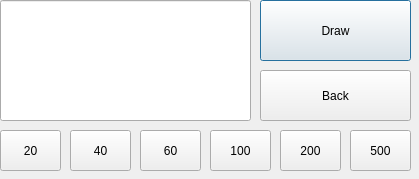
Qt form bankautomat/drawmoney.ui (banksimul2022/group14) before a commit.
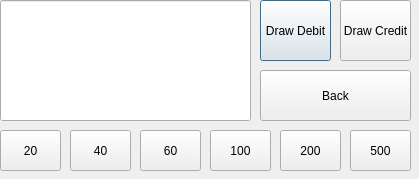
The same form after that commit.

What changed in the file:
```diff
--- a/bankautomat/drawmoney.ui
+++ b/bankautomat/drawmoney.ui
@@ -18,12 +18,12 @@
     <rect>
      <x>260</x>
      <y>0</y>
-     <width>151</width>
+     <width>71</width>
      <height>61</height>
     </rect>
    </property>
    <property name="text">
-    <string>Draw</string>
+    <string>Draw Debit</string>
    </property>
   </widget>
   <widget class="QPushButton" name="btndraw20">
@@ -127,6 +127,19 @@
     </rect>
    </property>
   </widget>
+  <widget class="QPushButton" name="btncredit">
+   <property name="geometry">
+    <rect>
+     <x>340</x>
+     <y>0</y>
+     <width>71</width>
+     <height>61</height>
+    </rect>
+   </property>
+   <property name="text">
+    <string>Draw Credit</string>
+   </property>
+  </widget>
  </widget>
  <resources/>
  <connections/>
```
